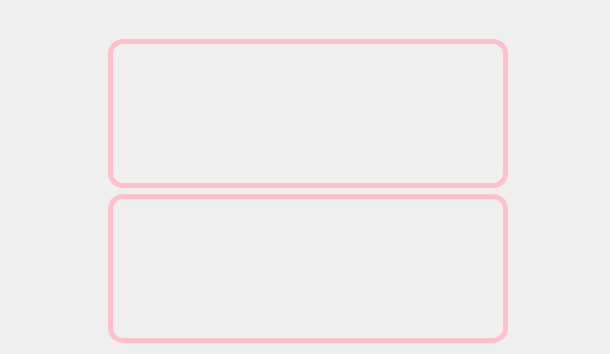
Before: the Qt Designer form revisionwidget.ui in sinfillo/SpeakSavvy, drawn with Qt 5.
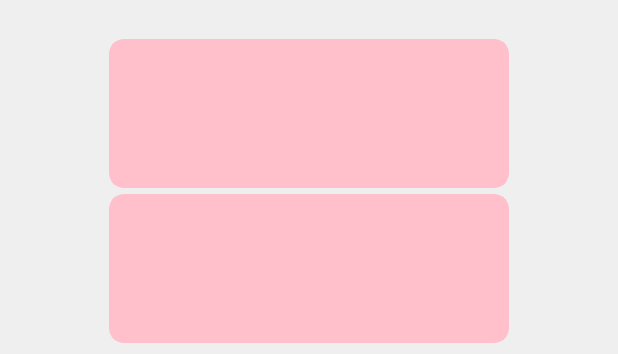
After: the same form once the commit is applied.

```diff
--- a/revisionwidget.ui
+++ b/revisionwidget.ui
@@ -6,7 +6,7 @@
    <rect>
     <x>0</x>
     <y>0</y>
-    <width>610</width>
+    <width>618</width>
     <height>354</height>
    </rect>
   </property>
@@ -23,34 +23,17 @@
       </sizepolicy>
      </property>
      <property name="styleSheet">
-      <string notr="true">font: 40pt &quot;YuGothic&quot;;
+      <string notr="true">font: 24pt &quot;YuGothic&quot;;
 border-radius: 15;
-border: 5px solid pink;</string>
+border: 5px solid pink;
+background-color: pink;
+</string>
      </property>
      <property name="text">
       <string/>
      </property>
     </widget>
    </item>
-   <item row="0" column="0" colspan="2">
-    <widget class="QPushButton" name="backToMainButton">
-     <property name="sizePolicy">
-      <sizepolicy hsizetype="Ignored" vsizetype="Fixed">
-       <horstretch>0</horstretch>
-       <verstretch>0</verstretch>
-      </sizepolicy>
-     </property>
-     <property name="styleSheet">
-      <string notr="true">font: 13pt &quot;PT Mono&quot;;</string>
-     </property>
-     <property name="text">
-      <string/>
-     </property>
-     <property name="flat">
-      <bool>true</bool>
-     </property>
-    </widget>
-   </item>
    <item row="1" column="3" rowspan="2">
     <spacer name="horizontalSpacer_2">
      <property name="orientation">
@@ -98,9 +81,10 @@
       </size>
      </property>
      <property name="styleSheet">
-      <string notr="true">font: 40pt &quot;YuGothic&quot;;
+      <string notr="true">font: 24pt &quot;Arial&quot;;
 border-radius: 15;
 border: 5px solid pink;
+background-color: pink;
 </string>
      </property>
      <property name="text">
@@ -140,6 +124,31 @@
      </property>
     </widget>
    </item>
+   <item row="0" column="0">
+    <widget class="QPushButton" name="backToMainButton">
+     <property name="sizePolicy">
+      <sizepolicy hsizetype="Ignored" vsizetype="Fixed">
+       <horstretch>0</horstretch>
+       <verstretch>0</verstretch>
+      </sizepolicy>
+     </property>
+     <property name="maximumSize">
+      <size>
+       <width>40</width>
+       <height>16777215</height>
+      </size>
+     </property>
+     <property name="styleSheet">
+      <string notr="true">font: 13pt &quot;PT Mono&quot;;</string>
+     </property>
+     <property name="text">
+      <string/>
+     </property>
+     <property name="flat">
+      <bool>true</bool>
+     </property>
+    </widget>
+   </item>
   </layout>
  </widget>
  <resources/>
```
